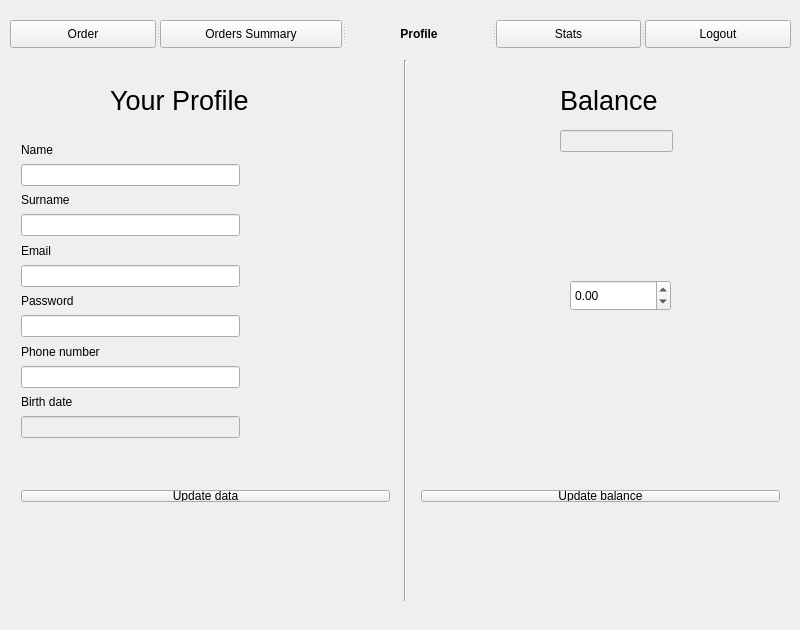
First picture: the form in src/Client/Client/UserGUI.ui, repository DanieleAmenta/APL-DinerHub-2021-2022, before the edit.
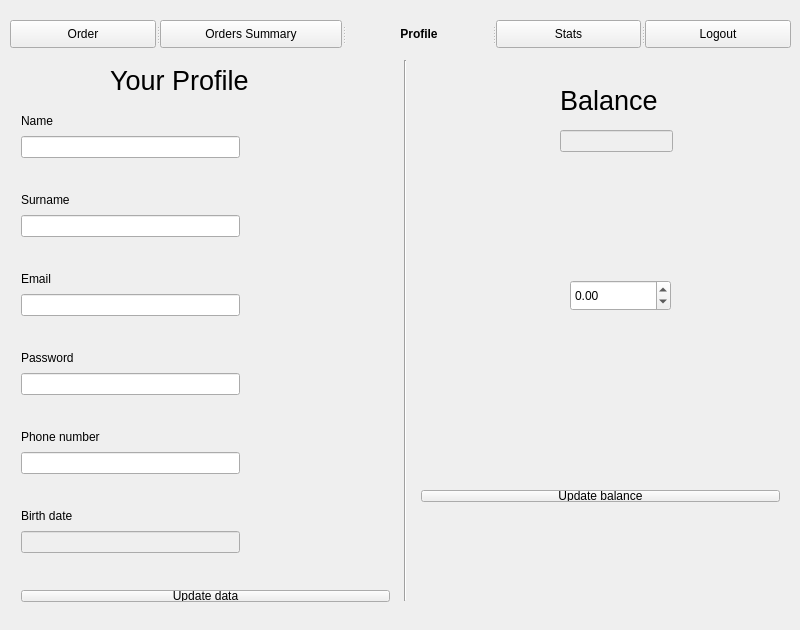
Second picture: the form after the edit.

What changed in the file:
```diff
--- a/src/Client/Client/UserGUI.ui
+++ b/src/Client/Client/UserGUI.ui
@@ -431,7 +431,7 @@
      <property name="geometry">
       <rect>
        <x>100</x>
-       <y>70</y>
+       <y>50</y>
        <width>181</width>
        <height>41</height>
       </rect>
@@ -519,9 +519,9 @@
      <property name="geometry">
       <rect>
        <x>0</x>
-       <y>120</y>
+       <y>90</y>
        <width>241</width>
-       <height>319</height>
+       <height>464</height>
       </rect>
      </property>
      <layout class="QVBoxLayout" name="verticalLayout_2">
@@ -535,6 +535,19 @@
       <item>
        <widget class="QLineEdit" name="nameLineEdit"/>
       </item>
+      <item>
+       <widget class="QLabel" name="nameErrorLabel">
+        <property name="font">
+         <font>
+          <weight>75</weight>
+          <bold>true</bold>
+         </font>
+        </property>
+        <property name="text">
+         <string/>
+        </property>
+       </widget>
+      </item>
       <item>
        <widget class="QLabel" name="surnameProfileLabel">
         <property name="text">
@@ -545,6 +558,19 @@
       <item>
        <widget class="QLineEdit" name="surnameLineEdit"/>
       </item>
+      <item>
+       <widget class="QLabel" name="surnameErrorLabel">
+        <property name="font">
+         <font>
+          <weight>75</weight>
+          <bold>true</bold>
+         </font>
+        </property>
+        <property name="text">
+         <string/>
+        </property>
+       </widget>
+      </item>
       <item>
        <widget class="QLabel" name="emailProfileLabel">
         <property name="text">
@@ -559,6 +585,19 @@
         </property>
        </widget>
       </item>
+      <item>
+       <widget class="QLabel" name="emailErrorLabel">
+        <property name="font">
+         <font>
+          <weight>75</weight>
+          <bold>true</bold>
+         </font>
+        </property>
+        <property name="text">
+         <string/>
+        </property>
+       </widget>
+      </item>
       <item>
        <widget class="QLabel" name="pswProfileLabel">
         <property name="text">
@@ -579,6 +618,19 @@
         </property>
        </widget>
       </item>
+      <item>
+       <widget class="QLabel" name="pswErrorLabel">
+        <property name="font">
+         <font>
+          <weight>75</weight>
+          <bold>true</bold>
+         </font>
+        </property>
+        <property name="text">
+         <string/>
+        </property>
+       </widget>
+      </item>
       <item>
        <widget class="QLabel" name="phoneProfileLabel">
         <property name="text">
@@ -589,6 +641,19 @@
       <item>
        <widget class="QLineEdit" name="phoneLineEdit"/>
       </item>
+      <item>
+       <widget class="QLabel" name="phoneErrorLabel">
+        <property name="font">
+         <font>
+          <weight>75</weight>
+          <bold>true</bold>
+         </font>
+        </property>
+        <property name="text">
+         <string/>
+        </property>
+       </widget>
+      </item>
       <item>
        <widget class="QLabel" name="dateProfileLabel">
         <property name="text">
@@ -609,7 +674,7 @@
      <property name="geometry">
       <rect>
        <x>0</x>
-       <y>450</y>
+       <y>550</y>
        <width>391</width>
        <height>53</height>
       </rect>
```
